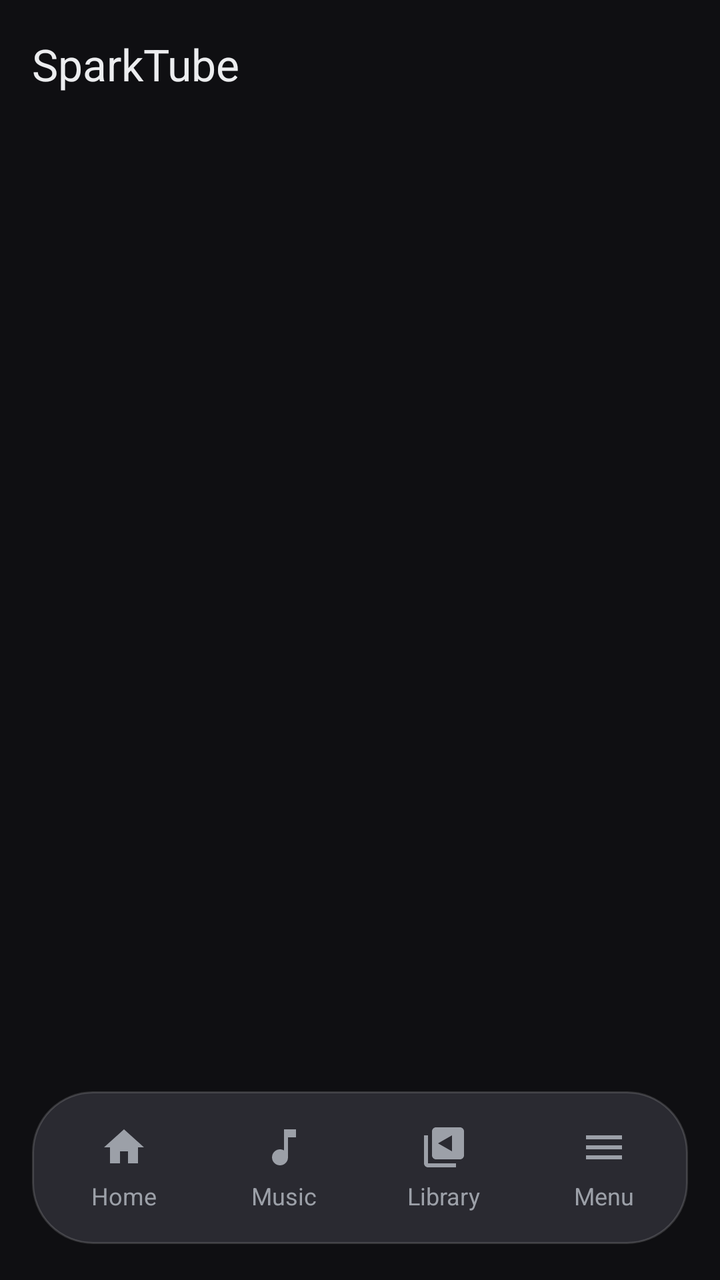
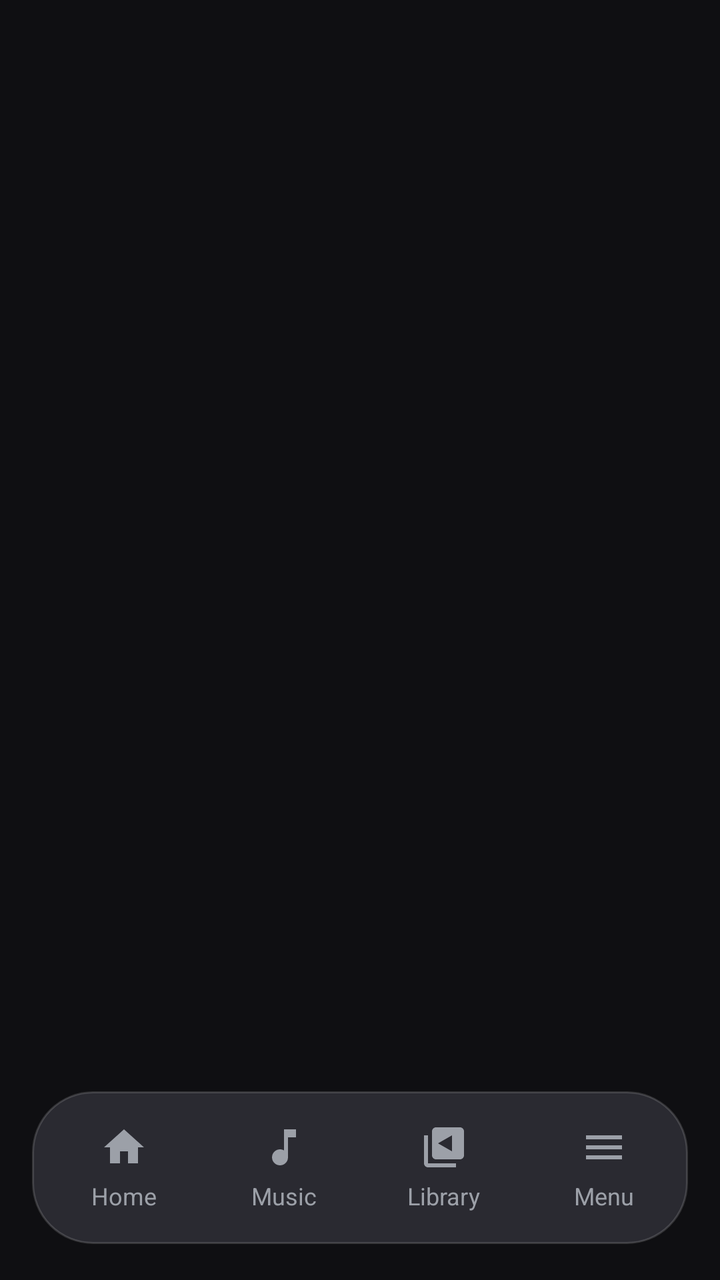

The first picture is an Android layout as it rendered before a commit; the second is the same layout after the commit. The layout source and the unified diff follow.
<!-- AndroidManifest.xml: application theme Theme.SparkTube -->
<!-- res/layout/activity_main.xml -->
<?xml version="1.0" encoding="utf-8"?>
<FrameLayout xmlns:android="http://schemas.android.com/apk/res/android"
    xmlns:app="http://schemas.android.com/apk/res-auto"
    android:layout_width="match_parent"
    android:layout_height="match_parent">

    <LinearLayout
        android:layout_width="match_parent"
        android:layout_height="match_parent"
        android:orientation="vertical">

        <com.google.android.material.appbar.MaterialToolbar
            android:id="@+id/toolbar"
            android:layout_width="match_parent"
            android:layout_height="?attr/actionBarSize"
            android:background="@color/bg"
            app:title="@string/app_name"
            app:titleTextColor="@color/on_surface" />

        <FrameLayout
            android:id="@+id/container"
            android:layout_width="match_parent"
            android:layout_height="0dp"
            android:layout_weight="1" />
    </LinearLayout>

    <LinearLayout
        android:id="@+id/floatingNav"
        android:layout_width="wrap_content"
        android:layout_height="wrap_content"
        android:layout_gravity="bottom|center_horizontal"
        android:layout_marginStart="16dp"
        android:layout_marginEnd="16dp"
        android:layout_marginBottom="18dp"
        android:background="@drawable/bg_floating_nav"
        android:elevation="10dp"
        android:orientation="horizontal"
        android:paddingStart="6dp"
        android:paddingTop="8dp"
        android:paddingEnd="6dp"
        android:paddingBottom="8dp">

        <LinearLayout
            android:id="@+id/navHome"
            android:layout_width="80dp"
            android:layout_height="wrap_content"
            android:background="@drawable/bg_nav_item"
            android:gravity="center_horizontal"
            android:orientation="vertical"
            android:paddingTop="8dp"
            android:paddingBottom="8dp">

            <ImageView
                android:layout_width="24dp"
                android:layout_height="24dp"
                android:importantForAccessibility="no"
                android:src="@drawable/ic_home"
                app:tint="@color/nav_item_tint" />

            <TextView
                android:layout_width="wrap_content"
                android:layout_height="wrap_content"
                android:layout_marginTop="4dp"
                android:text="@string/tab_home"
                android:textColor="@color/nav_item_tint"
                android:textSize="12sp" />
        </LinearLayout>

        <LinearLayout
            android:id="@+id/navMusic"
            android:layout_width="80dp"
            android:layout_height="wrap_content"
            android:background="@drawable/bg_nav_item"
            android:gravity="center_horizontal"
            android:orientation="vertical"
            android:paddingTop="8dp"
            android:paddingBottom="8dp">

            <ImageView
                android:layout_width="24dp"
                android:layout_height="24dp"
                android:importantForAccessibility="no"
                android:src="@drawable/ic_music_note"
                app:tint="@color/nav_item_tint" />

            <TextView
                android:layout_width="wrap_content"
                android:layout_height="wrap_content"
                android:layout_marginTop="4dp"
                android:text="@string/tab_music"
                android:textColor="@color/nav_item_tint"
                android:textSize="12sp" />
        </LinearLayout>

        <LinearLayout
            android:id="@+id/navLibrary"
            android:layout_width="80dp"
            android:layout_height="wrap_content"
            android:background="@drawable/bg_nav_item"
            android:gravity="center_horizontal"
            android:orientation="vertical"
            android:paddingTop="8dp"
            android:paddingBottom="8dp">

            <ImageView
                android:layout_width="24dp"
                android:layout_height="24dp"
                android:importantForAccessibility="no"
                android:src="@drawable/ic_video_library"
                app:tint="@color/nav_item_tint" />

            <TextView
                android:layout_width="wrap_content"
                android:layout_height="wrap_content"
                android:layout_marginTop="4dp"
                android:text="@string/tab_library"
                android:textColor="@color/nav_item_tint"
                android:textSize="12sp" />
        </LinearLayout>

        <LinearLayout
            android:id="@+id/navMenu"
            android:layout_width="80dp"
            android:layout_height="wrap_content"
            android:background="@drawable/bg_nav_item"
            android:gravity="center_horizontal"
            android:orientation="vertical"
            android:paddingTop="8dp"
            android:paddingBottom="8dp">

            <ImageView
                android:layout_width="24dp"
                android:layout_height="24dp"
                android:importantForAccessibility="no"
                android:src="@drawable/ic_menu"
                app:tint="@color/nav_item_tint" />

            <TextView
                android:layout_width="wrap_content"
                android:layout_height="wrap_content"
                android:layout_marginTop="4dp"
                android:text="@string/tab_menu"
                android:textColor="@color/nav_item_tint"
                android:textSize="12sp" />
        </LinearLayout>
    </LinearLayout>
</FrameLayout>
<!-- resources referenced by this layout -->
<resources>
  <color name="bg">#0F0F12</color>
  <color name="on_surface">#ECEDEF</color>
  <!-- drawable bg_floating_nav (drawable) -->
  <?xml version="1.0" encoding="utf-8"?>
  <shape xmlns:android="http://schemas.android.com/apk/res/android">
      <solid android:color="@color/navbar_bg" />
      <corners android:radius="30dp" />
      <stroke android:width="1dp" android:color="#26FFFFFF" />
  </shape>
  <!-- drawable bg_nav_item (drawable) -->
  <?xml version="1.0" encoding="utf-8"?>
  <shape xmlns:android="http://schemas.android.com/apk/res/android">
      <solid android:color="@android:color/transparent" />
      <corners android:radius="22dp" />
  </shape>
  <!-- drawable ic_home (drawable) -->
  <vector xmlns:android="http://schemas.android.com/apk/res/android"
      android:width="24dp"
      android:height="24dp"
      android:viewportWidth="24"
      android:viewportHeight="24"
      android:tint="?attr/colorControlNormal">
      <path
          android:fillColor="@android:color/white"
          android:pathData="M10,20v-6h4v6h5v-8h3L12,3 2,12h3v8z"/>
  </vector>
  <!-- drawable ic_menu (drawable) -->
  <vector xmlns:android="http://schemas.android.com/apk/res/android"
      android:width="24dp"
      android:height="24dp"
      android:viewportWidth="24"
      android:viewportHeight="24"
      android:tint="?attr/colorControlNormal">
      <path
          android:fillColor="@android:color/white"
          android:pathData="M3,18h18v-2H3v2zM3,13h18v-2H3v2zM3,6v2h18V6H3z"/>
  </vector>
  <!-- drawable ic_music_note (drawable) -->
  <vector xmlns:android="http://schemas.android.com/apk/res/android"
      android:width="24dp"
      android:height="24dp"
      android:viewportWidth="24"
      android:viewportHeight="24"
      android:tint="?attr/colorControlNormal">
      <path
          android:fillColor="@android:color/white"
          android:pathData="M12,3v10.55c-0.59,-0.34 -1.27,-0.55 -2,-0.55 -2.21,0 -4,1.79 -4,4s1.79,4 4,4 4,-1.79 4,-4V7h4V3h-6z"/>
  </vector>
  <string name="app_name">SparkTube</string>
  <string name="tab_home">Home</string>
  <string name="tab_library">Library</string>
  <string name="tab_menu">Menu</string>
  <string name="tab_music">Music</string>
  <color name="navbar_bg">#2A2A31</color>
  <color name="spark_red">#F03E3E</color>
  <color name="white">#FFFFFFFF</color>
  <color name="surface">#1C1C20</color>
  <color name="on_surface_variant">#A6A9B0</color>
  <color name="outline">#464A52</color>
  <!-- unchanged entries left out for length: 2 -->
</resources>

<!-- the commit's change to res/layout/activity_main.xml (unified diff, before → after) -->
@@ -4,24 +4,101 @@
     android:layout_width="match_parent"
     android:layout_height="match_parent">
 
+    <FrameLayout
+        android:id="@+id/container"
+        android:layout_width="match_parent"
+        android:layout_height="match_parent" />
+
+    
     <LinearLayout
+        android:id="@+id/miniPlayer"
         android:layout_width="match_parent"
-        android:layout_height="match_parent"
-        android:orientation="vertical">
-
-        <com.google.android.material.appbar.MaterialToolbar
-            android:id="@+id/toolbar"
-            android:layout_width="match_parent"
-            android:layout_height="?attr/actionBarSize"
-            android:background="@color/bg"
-            app:title="@string/app_name"
-            app:titleTextColor="@color/on_surface" />
+        android:layout_height="wrap_content"
+        android:layout_gravity="bottom"
+        android:layout_marginStart="16dp"
+        android:layout_marginEnd="16dp"
+        android:layout_marginBottom="106dp"
+        android:background="@drawable/bg_mini_player"
+        android:clickable="true"
+        android:elevation="9dp"
+        android:focusable="true"
+        android:gravity="center_vertical"
+        android:orientation="horizontal"
+        android:paddingStart="6dp"
+        android:paddingTop="6dp"
+        android:paddingEnd="6dp"
+        android:paddingBottom="6dp"
+        android:visibility="gone">
 
         <FrameLayout
-            android:id="@+id/container"
-            android:layout_width="match_parent"
-            android:layout_height="0dp"
-            android:layout_weight="1" />
+            android:layout_width="52dp"
+            android:layout_height="52dp">
+
+            <com.google.android.material.imageview.ShapeableImageView
+                android:id="@+id/miniThumb"
+                android:layout_width="match_parent"
+                android:layout_height="match_parent"
+                android:scaleType="centerCrop"
+                android:visibility="gone"
+                app:shapeAppearanceOverlay="@style/RoundedThumb" />
+
+            <androidx.media3.ui.PlayerView
+                android:id="@+id/miniVideo"
+                android:layout_width="match_parent"
+                android:layout_height="match_parent"
+                android:background="@android:color/black"
+                android:visibility="gone"
+                app:resize_mode="fit"
+                app:surface_type="texture_view"
+                app:use_controller="false" />
+        </FrameLayout>
+
+        <LinearLayout
+            android:layout_width="0dp"
+            android:layout_height="wrap_content"
+            android:layout_marginStart="10dp"
+            android:layout_weight="1"
+            android:orientation="vertical">
+
+            <TextView
+                android:id="@+id/miniTitle"
+                android:layout_width="match_parent"
+                android:layout_height="wrap_content"
+                android:ellipsize="marquee"
+                android:marqueeRepeatLimit="marquee_forever"
+                android:scrollHorizontally="true"
+                android:singleLine="true"
+                android:textColor="@color/on_surface"
+                android:textSize="14sp"
+                android:textStyle="bold" />
+
+            <TextView
+                android:id="@+id/miniSubtitle"
+                android:layout_width="match_parent"
+                android:layout_height="wrap_content"
+                android:ellipsize="end"
+                android:singleLine="true"
+                android:textColor="@color/on_surface_variant"
+                android:textSize="12sp" />
+        </LinearLayout>
+
+        <ImageButton
+            android:id="@+id/miniPlayPause"
+            android:layout_width="40dp"
+            android:layout_height="40dp"
+            android:background="?attr/selectableItemBackgroundBorderless"
+            android:contentDescription="@string/now_playing"
+            android:src="@drawable/ic_play_arrow"
+            app:tint="@color/on_surface" />
+
+        <ImageButton
+            android:id="@+id/miniClose"
+            android:layout_width="40dp"
+            android:layout_height="40dp"
+            android:background="?attr/selectableItemBackgroundBorderless"
+            android:contentDescription="@string/app_name"
+            android:src="@drawable/ic_close"
+            app:tint="@color/on_surface_variant" />
     </LinearLayout>
 
     <LinearLayout
<!-- resource entries referenced after the edit -->
@@ -9,12 +9,29 @@
       <corners android:radius="30dp" />
       <stroke android:width="1dp" android:color="#26FFFFFF" />
   </shape>
+  <!-- drawable bg_mini_player (drawable) -->
+  <?xml version="1.0" encoding="utf-8"?>
+  <shape xmlns:android="http://schemas.android.com/apk/res/android">
+      <solid android:color="@color/mini_player_bg" />
+      <corners android:radius="18dp" />
+  </shape>
   <!-- drawable bg_nav_item (drawable) -->
   <?xml version="1.0" encoding="utf-8"?>
   <shape xmlns:android="http://schemas.android.com/apk/res/android">
       <solid android:color="@android:color/transparent" />
       <corners android:radius="22dp" />
   </shape>
+  <!-- drawable ic_close (drawable) -->
+  <vector xmlns:android="http://schemas.android.com/apk/res/android"
+      android:width="24dp"
+      android:height="24dp"
+      android:viewportWidth="24"
+      android:viewportHeight="24"
+      android:tint="?attr/colorControlNormal">
+      <path
+          android:fillColor="@android:color/white"
+          android:pathData="M19,6.41L17.59,5 12,10.59 6.41,5 5,6.41 10.59,12 5,17.59 6.41,19 12,13.41 17.59,19 19,17.59 13.41,12z"/>
+  </vector>
   <!-- drawable ic_home (drawable) -->
   <vector xmlns:android="http://schemas.android.com/apk/res/android"
       android:width="24dp"
@@ -48,12 +65,29 @@
           android:fillColor="@android:color/white"
           android:pathData="M12,3v10.55c-0.59,-0.34 -1.27,-0.55 -2,-0.55 -2.21,0 -4,1.79 -4,4s1.79,4 4,4 4,-1.79 4,-4V7h4V3h-6z"/>
   </vector>
+  <!-- drawable ic_play_arrow (drawable) -->
+  <vector xmlns:android="http://schemas.android.com/apk/res/android"
+      android:width="24dp"
+      android:height="24dp"
+      android:viewportWidth="24"
+      android:viewportHeight="24"
+      android:tint="?attr/colorControlNormal">
+      <path
+          android:fillColor="@android:color/white"
+          android:pathData="M8,5v14l11,-7z"/>
+  </vector>
   <string name="app_name">SparkTube</string>
+  <string name="now_playing">Now playing</string>
   <string name="tab_home">Home</string>
   <string name="tab_library">Library</string>
   <string name="tab_menu">Menu</string>
   <string name="tab_music">Music</string>
+  <style name="RoundedThumb" parent="">
+          <item name="cornerFamily">rounded</item>
+          <item name="cornerSize">12dp</item>
+      </style>
   <color name="navbar_bg">#2A2A31</color>
+  <color name="mini_player_bg">#2E2E36</color>
   <color name="spark_red">#F03E3E</color>
   <color name="white">#FFFFFFFF</color>
   <color name="surface">#1C1C20</color>
